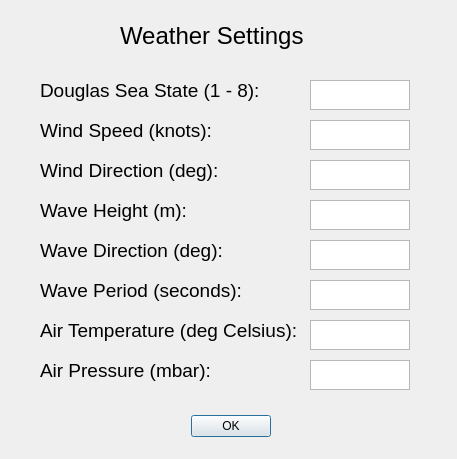
nextrad/cnc_controller, file src/weatherdialog.ui: the form before one commit.
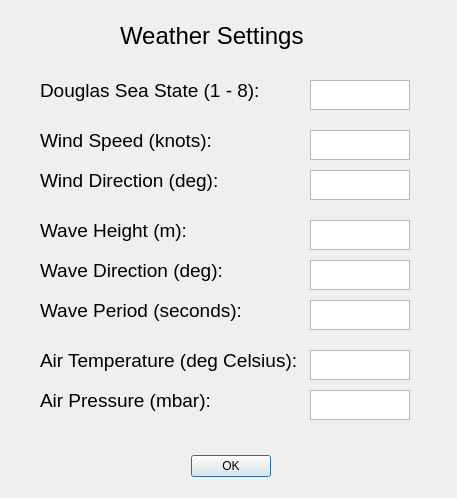
The form after the commit.

```diff
--- a/src/weatherdialog.ui
+++ b/src/weatherdialog.ui
@@ -7,7 +7,7 @@
     <x>0</x>
     <y>0</y>
     <width>457</width>
-    <height>459</height>
+    <height>498</height>
    </rect>
   </property>
   <property name="windowTitle">
@@ -17,7 +17,7 @@
    <property name="geometry">
     <rect>
      <x>190</x>
-     <y>410</y>
+     <y>450</y>
      <width>81</width>
      <height>32</height>
     </rect>
@@ -79,7 +79,7 @@
    <property name="geometry">
     <rect>
      <x>310</x>
-     <y>120</y>
+     <y>130</y>
      <width>100</width>
      <height>30</height>
     </rect>
@@ -89,7 +89,7 @@
    <property name="geometry">
     <rect>
      <x>40</x>
-     <y>110</y>
+     <y>120</y>
      <width>221</width>
      <height>41</height>
     </rect>
@@ -107,7 +107,7 @@
    <property name="geometry">
     <rect>
      <x>310</x>
-     <y>160</y>
+     <y>170</y>
      <width>100</width>
      <height>30</height>
     </rect>
@@ -117,7 +117,7 @@
    <property name="geometry">
     <rect>
      <x>40</x>
-     <y>150</y>
+     <y>160</y>
      <width>221</width>
      <height>41</height>
     </rect>
@@ -135,7 +135,7 @@
    <property name="geometry">
     <rect>
      <x>310</x>
-     <y>200</y>
+     <y>220</y>
      <width>100</width>
      <height>30</height>
     </rect>
@@ -145,7 +145,7 @@
    <property name="geometry">
     <rect>
      <x>40</x>
-     <y>190</y>
+     <y>210</y>
      <width>221</width>
      <height>41</height>
     </rect>
@@ -163,7 +163,7 @@
    <property name="geometry">
     <rect>
      <x>310</x>
-     <y>240</y>
+     <y>260</y>
      <width>100</width>
      <height>30</height>
     </rect>
@@ -173,7 +173,7 @@
    <property name="geometry">
     <rect>
      <x>40</x>
-     <y>230</y>
+     <y>250</y>
      <width>221</width>
      <height>41</height>
     </rect>
@@ -191,7 +191,7 @@
    <property name="geometry">
     <rect>
      <x>40</x>
-     <y>270</y>
+     <y>290</y>
      <width>221</width>
      <height>41</height>
     </rect>
@@ -209,7 +209,7 @@
    <property name="geometry">
     <rect>
      <x>310</x>
-     <y>280</y>
+     <y>300</y>
      <width>100</width>
      <height>30</height>
     </rect>
@@ -219,7 +219,7 @@
    <property name="geometry">
     <rect>
      <x>310</x>
-     <y>320</y>
+     <y>350</y>
      <width>100</width>
      <height>30</height>
     </rect>
@@ -229,7 +229,7 @@
    <property name="geometry">
     <rect>
      <x>40</x>
-     <y>310</y>
+     <y>340</y>
      <width>271</width>
      <height>41</height>
     </rect>
@@ -247,7 +247,7 @@
    <property name="geometry">
     <rect>
      <x>40</x>
-     <y>350</y>
+     <y>380</y>
      <width>271</width>
      <height>41</height>
     </rect>
@@ -265,7 +265,7 @@
    <property name="geometry">
     <rect>
      <x>310</x>
-     <y>360</y>
+     <y>390</y>
      <width>100</width>
      <height>30</height>
     </rect>
```
